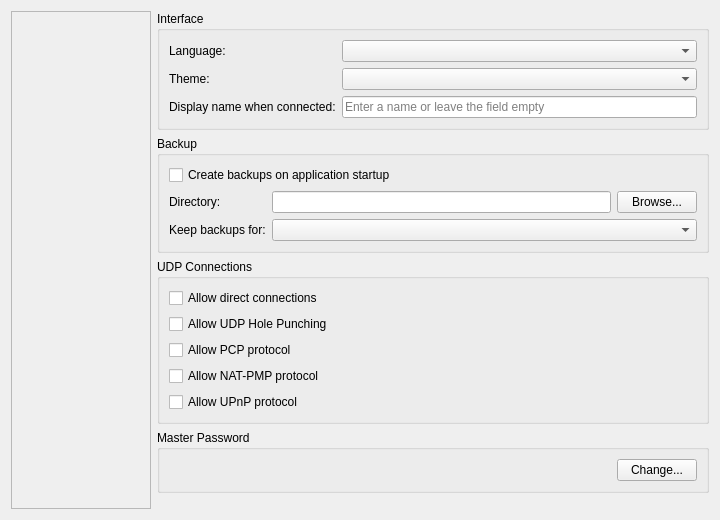
First picture: the form in source/client/desktop/settings_tab.ui, repository dchapyshev/aspia, before the edit.
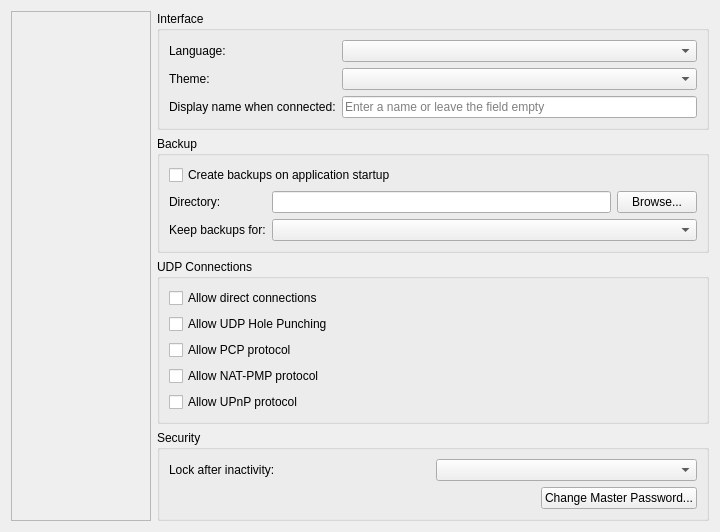
Second picture: the form after the edit. The open tabs and pages were chosen to show the change.

```diff
--- a/source/client/desktop/settings_tab.ui
+++ b/source/client/desktop/settings_tab.ui
@@ -249,26 +249,23 @@
           <item>
            <widget class="QGroupBox" name="groupbox_master_password">
             <property name="title">
-             <string>Master Password</string>
+             <string>Security</string>
             </property>
-            <layout class="QHBoxLayout" name="horizontalLayout">
-             <item>
-              <spacer name="horizontalSpacer">
-               <property name="orientation">
-                <enum>Qt::Orientation::Horizontal</enum>
+            <layout class="QGridLayout" name="layout_security">
+             <item row="0" column="0">
+              <widget class="QLabel" name="label_lock_timeout">
+               <property name="text">
+                <string>Lock after inactivity:</string>
                </property>
-               <property name="sizeHint" stdset="0">
-                <size>
-                 <width>403</width>
-                 <height>20</height>
-                </size>
-               </property>
-              </spacer>
+              </widget>
              </item>
-             <item>
+             <item row="0" column="1">
+              <widget class="QComboBox" name="combo_lock_timeout"/>
+             </item>
+             <item row="1" column="0" colspan="2" alignment="Qt::AlignmentFlag::AlignRight">
               <widget class="QPushButton" name="button_change_master_password">
                <property name="text">
-                <string>Change...</string>
+                <string>Change Master Password...</string>
                </property>
               </widget>
              </item>
```
Left out of the diff: 2 changed lines with no effect on the pictures.
